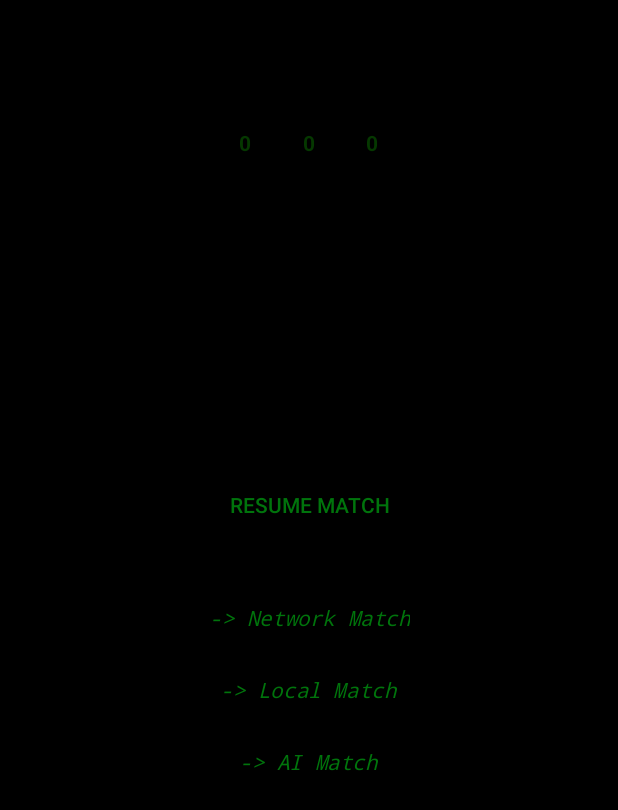
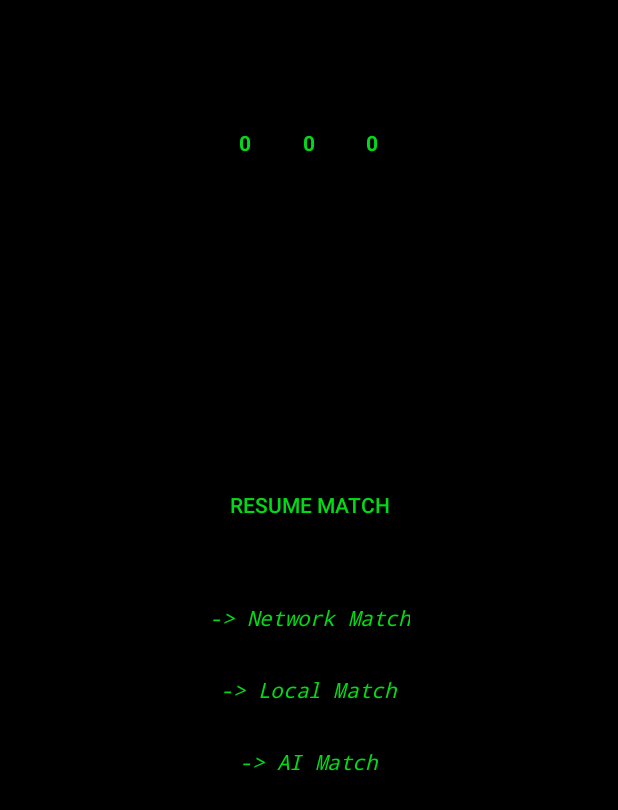
Before and after one commit to cschlisner/Terminal-Chess, an Android app: the screen it shows after launch (MenuActivity), on a phone screen of 412 x 824 dp. Shown: the top 810 px of the screen. Run offline under Robolectric (Android 15) with nearby library versions, the phone set to English and light mode, and no system bars; libraries missing offline, so code that uses them is left out: com.rethinkdb.ast, cz.msebera.android; Roboto replaces fonts that are not available here; 5 statements that could not run were skipped.

Commit message:
UI color update

```diff
--- a/app/src/main/java/net/schlisner/terminalchess/MenuActivity.java
+++ b/app/src/main/java/net/schlisner/terminalchess/MenuActivity.java
@@ -131,7 +131,6 @@ public class MenuActivity extends AppCompatActivity {
     public void startNewNetworkGame(View view){
         Intent i = new Intent(this, NetworkGameMenu.class);
         startActivity(i);
-        finish();
     }
 
     // start local game
--- a/app/src/main/res/layout/activity_menu.xml
+++ b/app/src/main/res/layout/activity_menu.xml
@@ -24,7 +24,7 @@
         android:onClick="startNewNetworkGame"
         android:text="-> Network Match"
         android:textAllCaps="false"
-        android:textColor="@color/chessBoardHighlight"
+        android:textColor="@color/uiTextView"
         android:textStyle="italic"
         android:typeface="monospace" />
 
@@ -37,7 +37,7 @@
         android:elevation="0dp"
         android:onClick="resumeGame"
         android:text="Resume Match"
-        android:textColor="@color/chessBoardHighlight"
+        android:textColor="@color/uiTextView"
         android:layout_above="@+id/button2"
         android:layout_centerHorizontal="true"
         android:layout_marginBottom="75dp" />
@@ -52,7 +52,7 @@
         android:onClick="startNewLocalGame"
         android:text="-> Local Match"
         android:textAllCaps="false"
-        android:textColor="@color/chessBoardHighlight"
+        android:textColor="@color/uiTextView"
         android:textStyle="italic"
         android:typeface="monospace" />
 
@@ -67,7 +67,7 @@
         android:onClick="startNewAIGame"
         android:text="-> AI Match"
         android:textAllCaps="false"
-        android:textColor="@color/chessBoardHighlight"
+        android:textColor="@color/uiTextView"
         android:textStyle="italic"
         android:typeface="monospace" />
 
@@ -79,7 +79,7 @@
         android:layout_centerHorizontal="true"
         android:fontFamily="serif-monospace"
         android:textAlignment="center"
-        android:textColor="@color/chessBoardHighlight"
+        android:textColor="@color/uiTextView"
         android:textSize="14sp"
         android:typeface="monospace" />
 
@@ -90,7 +90,7 @@
         android:layout_marginTop="53dp"
         android:text="6"
         android:textAllCaps="true"
-        android:textColor="@color/chessBoardBorder"
+        android:textColor="@color/uiTextView"
         android:textStyle="bold"
         android:layout_below="@+id/uuidView"
         android:layout_alignStart="@+id/button" />
@@ -101,7 +101,7 @@
         android:layout_height="wrap_content"
         android:text="6"
         android:textAllCaps="true"
-        android:textColor="@color/chessBoardBorder"
+        android:textColor="@color/uiTextView"
         android:textStyle="bold"
         android:layout_alignBaseline="@+id/score_draws"
         android:layout_alignBottom="@+id/score_draws"
@@ -113,7 +113,7 @@
         android:layout_height="wrap_content"
         android:text="6"
         android:textAllCaps="true"
-        android:textColor="@color/chessBoardBorder"
+        android:textColor="@color/uiTextView"
         android:textStyle="bold"
         android:layout_alignBaseline="@+id/score_wins"
         android:layout_alignBottom="@+id/score_wins"
--- a/app/src/main/res/layout/rowlayout.xml
+++ b/app/src/main/res/layout/rowlayout.xml
@@ -1,8 +1,6 @@
 <RelativeLayout xmlns:android="http://schemas.android.com/apk/res/android"
-    xmlns:app="http://schemas.android.com/apk/res-auto"
     android:layout_width="fill_parent"
-    android:layout_height="?android:attr/listPreferredItemHeightLarge"
-    >
+    android:layout_height="?android:attr/listPreferredItemHeightLarge">
 
     <TextView
         android:id="@+id/userTurn"
@@ -24,7 +22,7 @@
         android:gravity="center_vertical"
         android:paddingLeft="10dp"
         android:text="Example application"
-        android:textColor="@color/chessBoardHighlight"
+        android:textColor="@color/uiTextView"
         android:textSize="12sp"
         android:textStyle="bold"
         android:typeface="monospace"
```
Also changed, not shown: app/src/main/java/net/schlisner/terminalchess/NetworkGameMenu.java (+4 -4 lines).
